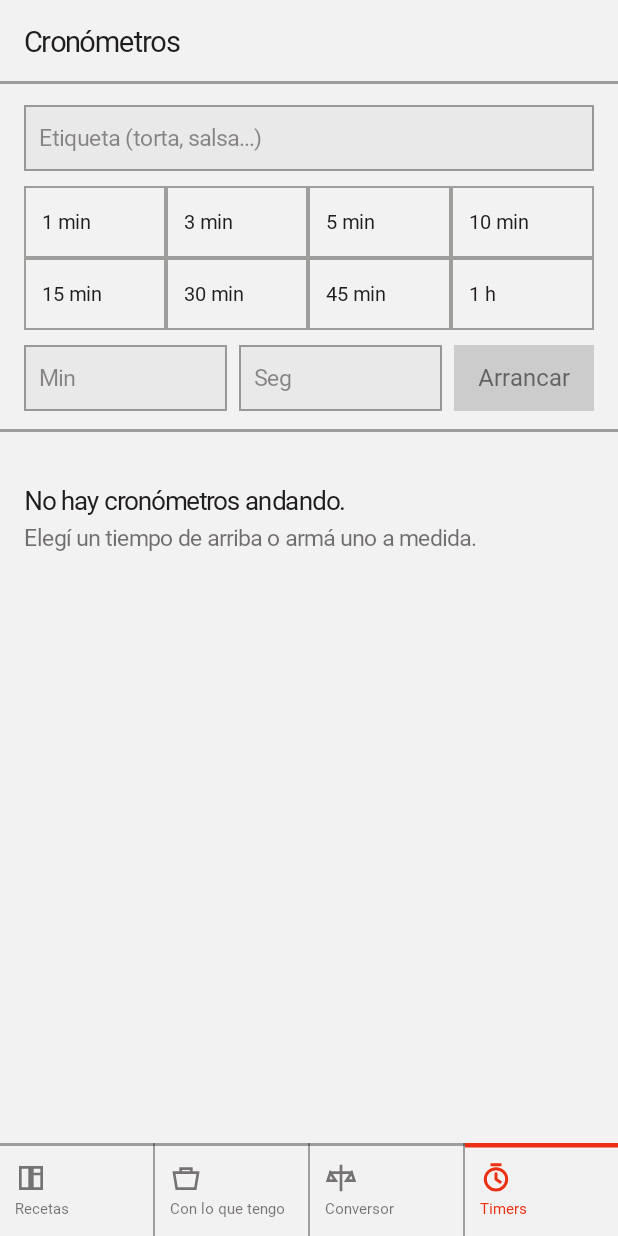
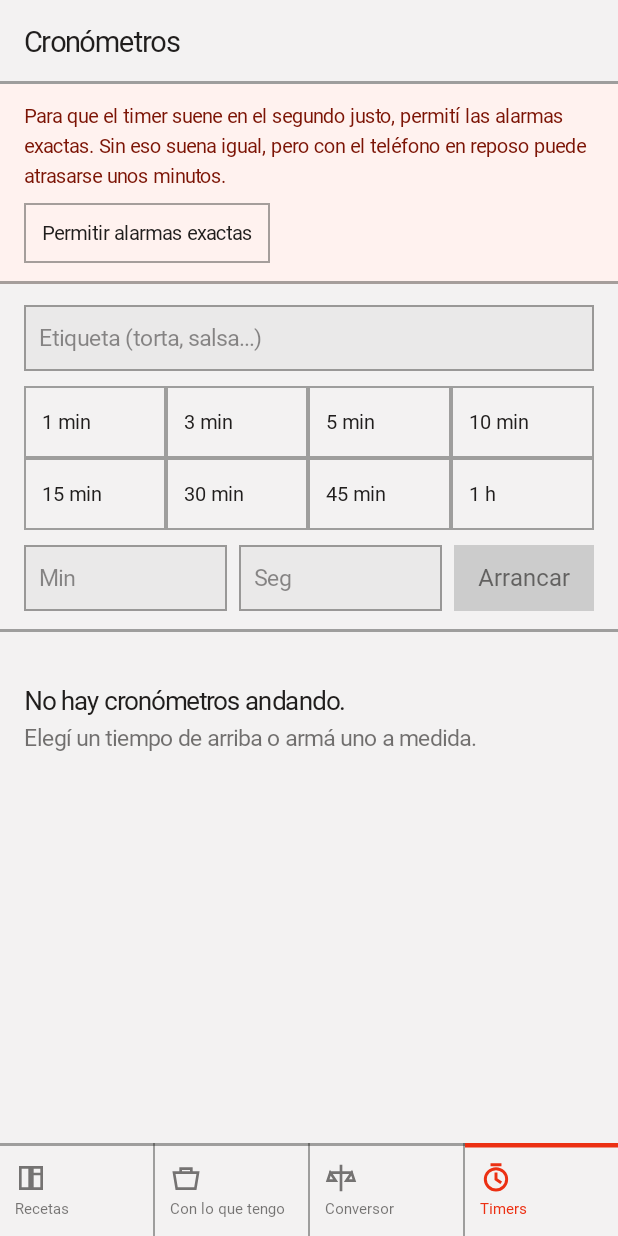
Before and after one commit to hsosa09/recetario-criollo, an Android app built with Jetpack Compose: the RutaCronometros screen opened through its navigation route, on a phone screen of 412 x 824 dp. Run offline under Robolectric (Android 15) with nearby library versions, the phone set to English and light mode, and no system bars; Roboto replaces fonts that are not available here.

Commit message:
Timers: no romper sin permiso de alarma exacta
setAlarmClock es una alarma exacta y desde Android 12 exige
SCHEDULE_EXACT_ALARM; sin el permiso tiraba SecurityException y la app se
cerraba al arrancar cualquier cronómetro (desde Android 13 el permiso
además arranca denegado).

- Manifiesto: SCHEDULE_EXACT_ALARM. No USE_EXACT_ALARM, que Play reserva a
  despertadores y calendarios.
- GestorCronometros programa exacta solo si canScheduleExactAlarms(); si no
  (o si el permiso se revoca en el medio) cae a setAndAllowWhileIdle.
- Con la app viva, el latido avisa al vencer y cancela la alarma pendiente,
  así el aviso no depende de una alarma inexacta.
- Timers ofrece «Permitir alarmas exactas» y, al volver de Ajustes con el
  permiso, reprograma como exactos los timers en marcha.

Verificado en emulador API 37: sin permiso no hay crash y la alarma queda
con ventana de ~4 min; con el permiso pasa a window=0 y alarm clock.

Closes #14

Co-Authored-By: Claude Opus 5 <noreply@anthropic.com>
Claude-Session: https://claude.ai/code/session_01TyGpTHc5yTgKAmmcxYg2rC

```diff
--- a/app/src/main/AndroidManifest.xml
+++ b/app/src/main/AndroidManifest.xml
@@ -4,6 +4,10 @@
     <!-- Avisar cuando termina un cronometro de cocina -->
     <uses-permission android:name="android.permission.POST_NOTIFICATIONS" />
     <uses-permission android:name="android.permission.VIBRATE" />
+    <!-- Que el timer suene en el segundo justo. Desde Android 13 arranca denegado y se pide
+         desde la pantalla de Timers; sin el, la alarma se programa inexacta.
+         No se usa USE_EXACT_ALARM: Play lo reserva para despertadores y calendarios. -->
+    <uses-permission android:name="android.permission.SCHEDULE_EXACT_ALARM" />
 
     <application
         android:name=".RecetarioApp"
--- a/app/src/main/java/uy/horacio/recetariocriollo/ui/cronometro/CronometrosPantalla.kt
+++ b/app/src/main/java/uy/horacio/recetariocriollo/ui/cronometro/CronometrosPantalla.kt
@@ -1,7 +1,10 @@
 package uy.horacio.recetariocriollo.ui.cronometro
 
 import android.Manifest
+import android.content.Intent
+import android.net.Uri
 import android.os.Build
+import android.provider.Settings
 import androidx.activity.compose.rememberLauncherForActivityResult
 import androidx.activity.result.contract.ActivityResultContracts
 import androidx.compose.foundation.layout.Arrangement
@@ -30,6 +33,7 @@ import androidx.compose.ui.text.input.KeyboardType
 import androidx.compose.ui.text.style.TextOverflow
 import androidx.compose.ui.unit.dp
 import androidx.compose.ui.unit.sp
+import androidx.lifecycle.compose.LifecycleResumeEffect
 import androidx.lifecycle.compose.collectAsStateWithLifecycle
 import uy.horacio.recetariocriollo.R
 import uy.horacio.recetariocriollo.cronometro.Cronometro
@@ -62,6 +66,14 @@ fun CronometrosPantalla(
     var minutos by rememberSaveable { mutableStateOf("") }
     var segundos by rememberSaveable { mutableStateOf("") }
     var hayPermiso by remember { mutableStateOf(Notificaciones.hayPermiso(contexto)) }
+    var alarmasExactas by remember { mutableStateOf(vistaModelo.alarmasExactasPermitidas()) }
+
+    // El permiso de alarmas exactas se concede en Ajustes: se revisa cada vez que se vuelve.
+    LifecycleResumeEffect(Unit) {
+        alarmasExactas = vistaModelo.alarmasExactasPermitidas()
+        vistaModelo.alVolverALaPantalla()
+        onPauseOrDispose { }
+    }
 
     val pedirPermiso = rememberLauncherForActivityResult(
         contract = ActivityResultContracts.RequestPermission()
@@ -87,6 +99,33 @@ fun CronometrosPantalla(
                         BotonSecundario(
                             texto = stringResource(R.string.timers_permiso_boton),
                             alTocar = { pedirPermiso.launch(Manifest.permission.POST_NOTIFICATIONS) },
+                            alto = 40.dp
+                        )
+                    }
+                }
+            }
+
+            if (!alarmasExactas) {
+                item(key = "alarmas_exactas") {
+                    BloqueSeccion(fondo = RecetarioTema.extra.acentoTenue) {
+                        Text(
+                            text = stringResource(R.string.timers_alarmas_exactas),
+                            style = MaterialTheme.typography.bodyMedium,
+                            color = RecetarioTema.extra.textoAcentoTenue,
+                            modifier = Modifier.padding(bottom = 10.dp)
+                        )
+                        BotonSecundario(
+                            texto = stringResource(R.string.timers_alarmas_exactas_boton),
+                            alTocar = {
+                                if (Build.VERSION.SDK_INT >= Build.VERSION_CODES.S) {
+                                    contexto.startActivity(
+                                        Intent(
+                                            Settings.ACTION_REQUEST_SCHEDULE_EXACT_ALARM,
+                                            Uri.parse("package:${contexto.packageName}")
+                                        )
+                                    )
+                                }
+                            },
                             alto = 40.dp
                         )
                     }
--- a/app/src/main/java/uy/horacio/recetariocriollo/ui/cronometro/CronometrosViewModel.kt
+++ b/app/src/main/java/uy/horacio/recetariocriollo/ui/cronometro/CronometrosViewModel.kt
@@ -21,4 +21,11 @@ class CronometrosViewModel(private val gestor: GestorCronometros) : ViewModel()
     fun quitar(id: Long) = gestor.quitar(id)
     fun quitarTerminados() = gestor.quitarTerminados()
     fun ajustar(id: Long, segundos: Int) = gestor.ajustar(id, segundos)
+
+    fun alarmasExactasPermitidas(): Boolean = gestor.alarmasExactasPermitidas()
+
+    /** Al volver de Ajustes con el permiso concedido, los timers en marcha pasan a exactos. */
+    fun alVolverALaPantalla() {
+        if (gestor.alarmasExactasPermitidas()) gestor.reprogramarCorriendo()
+    }
 }
--- a/app/src/main/res/values/strings.xml
+++ b/app/src/main/res/values/strings.xml
@@ -181,6 +181,8 @@
     <string name="timers_atajo_hora">1 h</string>
     <string name="timers_permiso">Activá las notificaciones para que te avise aunque la app esté cerrada.</string>
     <string name="timers_permiso_boton">Activar avisos</string>
+    <string name="timers_alarmas_exactas">Para que el timer suene en el segundo justo, permití las alarmas exactas. Sin eso suena igual, pero con el teléfono en reposo puede atrasarse unos minutos.</string>
+    <string name="timers_alarmas_exactas_boton">Permitir alarmas exactas</string>
     <string name="canal_cronometros">Cronómetros de cocina</string>
     <string name="canal_cronometros_descripcion">Avisa cuando se cumple el tiempo de un cronómetro.</string>
     <string name="cronometro_listo">%1$s ya está</string>
```
Also changed, not shown: app/src/main/java/uy/horacio/recetariocriollo/cronometro/GestorCronometros.kt (+33 -7 lines).
